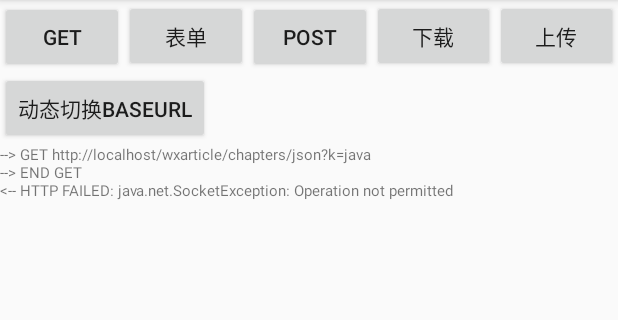
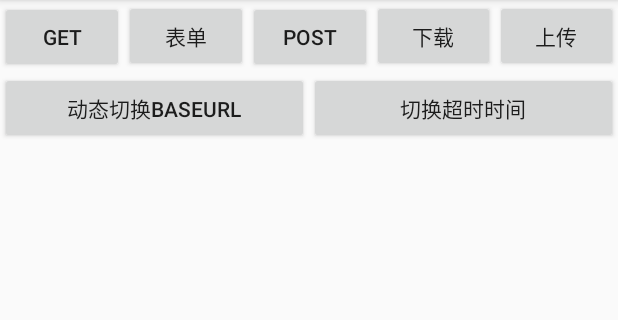
Before and after one commit to JiangHaiYang01/RxHttp, an Android app: the screen it shows after launch (MainActivity), after a tap on "动态切换BASEURL", on a phone screen of 412 x 824 dp, the part 84-404 px from its top. Run offline under Robolectric (Android 15) with nearby library versions, the phone set to English and light mode, and no system bars; libraries missing offline, so code that uses them is left out: com.franmontiel.persistentcookiejar; network calls fail; 2 statements that could not run were skipped; 3 other taps on this screen came first.

Commit message:
动态修改timeout

```diff
--- a/app/src/main/java/com/allens/rxhttp/MainActivity.kt
+++ b/app/src/main/java/com/allens/rxhttp/MainActivity.kt
@@ -36,9 +36,9 @@ class MainActivity : AppCompatActivity(), CoroutineScope by MainScope(),
             .isLog(true)  //是否打印log
             .level(HttpLevel.BODY)      //日志级别
             .addLogInterceptorListener(this) //日志拦截器的日志信息
-            .writeTimeout(10)  //超时
-            .readTimeout(10)
-            .connectTimeout(10)
+            .writeTimeout(9)  //超时
+            .readTimeout(9)
+            .connectTimeout(9)
             .retryOnConnectionFailure(true)//是否重试
             .addFactoryListener(object : OnFactoryListener {
                 //添加自定义的 Converter.Factory
@@ -80,6 +80,11 @@ class MainActivity : AppCompatActivity(), CoroutineScope by MainScope(),
         btn_change_base_url.setOnClickListener {
             log.text = ""
             changeUrlRequest()
+        }
+
+        btn_change_time_out.setOnClickListener {
+            log.text = ""
+            changeTimeOutRequest()
         }
     }
 
@@ -125,7 +130,7 @@ class MainActivity : AppCompatActivity(), CoroutineScope by MainScope(),
         launch {
             rxHttp
                 .create()
-                .changeBaseUrl("http://localhost")
+                .dynamicBaseUrl("http://localhost")
                 .addParameter("k", "java")
                 .doGet(parameter = "wxarticle/chapters/json", tClass = TestBean::class.java)
                 .result({
@@ -135,6 +140,27 @@ class MainActivity : AppCompatActivity(), CoroutineScope by MainScope(),
                     Log.i(TAG, "error ${Thread.currentThread().name} info ${it.toString()} ")
 //                    log.text = it.toString()
                 })
+        }
+    }
+  private fun changeTimeOutRequest() {
+        launch {
+            rxHttp
+                .create()
+                .dynamicConnectTimeOut(100)
+                .dynamicReadTimeOut(100)
+                .dynamicWriteTimeOut(100)
+                .addParameter("title", "123456")
+                .addParameter("author", "123456")
+                .addParameter("link", "123456")
+                .doBody("lg/collect/add/json", TestBean::class.java)
+                .result(
+                    {
+//                        log.text = it.toString()
+                    },
+                    {
+//                        log.text = it.message.toString()
+                    }
+                )
         }
     }
 
@@ -156,6 +182,6 @@ class MainActivity : AppCompatActivity(), CoroutineScope by MainScope(),
     }
 
     override fun onLogInterceptorInfo(message: String) {
-        log.append(message + "\n")
+//        log.append(message + "\n")
     }
 }
--- a/app/src/main/res/layout/activity_main.xml
+++ b/app/src/main/res/layout/activity_main.xml
@@ -48,18 +48,32 @@
             android:text="@string/param_upload" />
     </LinearLayout>
 
+    <LinearLayout
+        android:layout_width="match_parent"
+        android:layout_height="wrap_content"
+        android:orientation="horizontal">
 
-    <androidx.appcompat.widget.AppCompatButton
-        android:id="@+id/btn_change_base_url"
-        android:layout_width="wrap_content"
-        android:layout_height="wrap_content"
-        android:text="@string/param_change_base_url" />
+        <androidx.appcompat.widget.AppCompatButton
+            android:id="@+id/btn_change_base_url"
+            android:layout_width="0dp"
+            android:layout_weight="1"
+            android:layout_height="wrap_content"
+            android:text="@string/param_change_base_url" />
+
+        <androidx.appcompat.widget.AppCompatButton
+            android:id="@+id/btn_change_time_out"
+            android:layout_width="0dp"
+            android:layout_weight="1"
+            android:layout_height="wrap_content"
+            android:text="@string/param_change_time_out" />
+    </LinearLayout>
+
 
     <TextView
-        android:textSize="10sp"
-        android:scrollbars="vertical"
         android:id="@+id/log"
         android:layout_width="match_parent"
         android:layout_height="0dp"
-        android:layout_weight="1" />
+        android:layout_weight="1"
+        android:scrollbars="vertical"
+        android:textSize="10sp" />
 </LinearLayout>
--- a/app/src/main/res/values/strings.xml
+++ b/app/src/main/res/values/strings.xml
@@ -6,4 +6,5 @@
     <string name="param_upload">上传</string>
     <string name="param_change_base_url">动态切换BaseURL</string>
     <string name="param_form">表单</string>
+    <string name="param_change_time_out">切换超时时间</string>
 </resources>
--- a/build.gradle
+++ b/build.gradle
@@ -8,7 +8,7 @@ buildscript {
 
     }
     dependencies {
-        classpath 'com.android.tools.build:gradle:3.6.3'
+        classpath 'com.android.tools.build:gradle:4.1.0'
         classpath "org.jetbrains.kotlin:kotlin-gradle-plugin:$kotlin_version"
 
         // NOTE: Do not place your application dependencies here; they belong
--- a/lib_http-coroutine/config.gradle
+++ b/lib_http-coroutine/config.gradle
@@ -4,10 +4,10 @@ ext {
 
         implementation 'com.google.code.gson:gson:2.8.6'
         //retrofit
-        implementation "com.squareup.retrofit2:retrofit:2.8.2"
+        implementation "com.squareup.retrofit2:retrofit:2.9.0"
         // Coroutines
-        implementation 'org.jetbrains.kotlinx:kotlinx-coroutines-core:1.3.4'
-        implementation 'org.jetbrains.kotlinx:kotlinx-coroutines-android:1.3.4'
+        implementation 'org.jetbrains.kotlinx:kotlinx-coroutines-core:1.3.7'
+        implementation 'org.jetbrains.kotlinx:kotlinx-coroutines-android:1.3.7'
         //interceptor
         implementation "com.squareup.okhttp3:logging-interceptor:4.4.0"
         //cookie
--- a/lib_http-coroutine/src/main/java/com/allens/lib_http2/download/utils/FileTool.kt
+++ b/lib_http-coroutine/src/main/java/com/allens/lib_http2/download/utils/FileTool.kt
@@ -39,7 +39,7 @@ object FileTool {
         try {
             if (filePath == null) {
                 if (HttpConfig.isLog)
-                    RxHttpLogTool.i(TAG, "mkdirs file [$savePath]  error")
+                    RxHttpLogTool.i("mkdirs file [$savePath]  error")
                 withContext(Dispatchers.Main) {
                     loadListener.onDownLoadError(key, Throwable("mkdirs file [$savePath]  error"))
                 }
--- a/lib_http-coroutine/src/main/java/com/allens/lib_http2/interceptor/CacheInterceptor.kt
+++ b/lib_http-coroutine/src/main/java/com/allens/lib_http2/interceptor/CacheInterceptor.kt
@@ -35,7 +35,6 @@ internal class CacheInterceptor(private val context: Context) : Interceptor {
                 }
             }
             RxHttpLogTool.i(
-                RxHttp.TAG,
                 "http---->  无网络 离线缓存 " + if (time != HttpConfig.cacheNoNetworkTimeOut) {
                     "无限时请求有网请求好的数据"
                 } else {
--- a/lib_http-coroutine/src/main/java/com/allens/lib_http2/interceptor/CacheNetworkInterceptor.kt
+++ b/lib_http-coroutine/src/main/java/com/allens/lib_http2/interceptor/CacheNetworkInterceptor.kt
@@ -35,7 +35,6 @@ internal class CacheNetworkInterceptor : Interceptor {
             }
         }
         RxHttpLogTool.i(
-            RxHttp.TAG,
             "http---->  addNetworkInterceptor " + if (time == 0) {
                 "每次都请求实时数据"
             } else {
--- /dev/null
+++ b/lib_http-coroutine/src/main/java/com/allens/lib_http2/interceptor/DynamicBaseUrlInterceptor.kt
@@ -0,0 +1,67 @@
+package com.allens.lib_http2.interceptor
+
+import android.util.Log
+import com.allens.lib_http2.tools.RequestBuilder
+import okhttp3.HttpUrl
+import okhttp3.Interceptor
+import okhttp3.Response
+import java.net.URL
+
+// 动态修改baseUrl
+object DynamicBaseUrlInterceptor : Interceptor {
+    override fun intercept(chain: Interceptor.Chain): Response {
+
+        var request = chain.request()
+        val headers = request.headers
+
+        if (headers.size > 0) {
+            headers.forEach {
+                when (it.first) {
+                    RequestBuilder.DYNAMIC_URL -> {
+                        val httpUrl = request.url
+                        val newBuilder = httpUrl.newBuilder()
+                        checkBaseUrl(it, newBuilder)
+                        setNewHost(it, newBuilder)
+                        request = request.newBuilder()
+                            .removeHeader(RequestBuilder.DYNAMIC_URL)
+                            .url(newBuilder.build())
+                            .build()
+                        return chain.proceed(request)
+                    }
+                }
+            }
+        }
+        return chain.proceed(request)
+    }
+
+    private fun setNewHost(
+        it: Pair<String, String>,
+        newBuilder: HttpUrl.Builder
+    ) {
+        try {
+            val url = URL(it.second)
+            val domain: String = url.host
+            newBuilder.host(domain)
+        } catch (throwable: Throwable) {
+            throw  Throwable("${it.second} is invalid base url ,please check this base url")
+        }
+    }
+
+    private fun checkBaseUrl(
+        it: Pair<String, String>,
+        newBuilder: HttpUrl.Builder
+    ) {
+        when {
+            it.second.startsWith("https") -> {
+                newBuilder.scheme("https")
+            }
+            it.second.startsWith("http") -> {
+                newBuilder.scheme("http")
+            }
+            else -> {
+                throw Throwable("${it.second} is not https or http , please check this base url")
+            }
+        }
+    }
+
+}
--- /dev/null
+++ b/lib_http-coroutine/src/main/java/com/allens/lib_http2/interceptor/DynamicTimeoutInterceptor.kt
@@ -0,0 +1,67 @@
+package com.allens.lib_http2.interceptor
+
+import com.allens.lib_http2.tools.RequestBuilder
+import com.allens.lib_http2.tools.RxHttpLogTool
+import okhttp3.Interceptor
+import okhttp3.Response
+import java.util.concurrent.TimeUnit
+
+
+//动态设置接口请求超时时间
+object DynamicTimeoutInterceptor : Interceptor {
+    override fun intercept(chain: Interceptor.Chain): Response {
+        val request = chain.request()
+        val headers = request.headers
+
+        var connectTimeOut = false
+        var writeTimeOut = false
+        var readTimeOut = false
+        var newChain = chain
+        if (headers.size > 0) {
+
+            headers.forEach {
+                when (it.first) {
+                    RequestBuilder.DYNAMIC_READ_TIME_OUT -> {
+                        check(it.second)
+                        readTimeOut = true
+                        RxHttpLogTool.i("修改 read time out ${it.second.toInt()}")
+                        newChain =
+                            newChain.withReadTimeout(it.second.toInt(), TimeUnit.MILLISECONDS)
+                    }
+                    RequestBuilder.DYNAMIC_WRITE_TIME_OUT -> {
+                        check(it.second)
+                        writeTimeOut = true
+                        RxHttpLogTool.i("修改 write time out ${it.second.toInt()}")
+                        newChain =
+                            newChain.withWriteTimeout(it.second.toInt(), TimeUnit.MILLISECONDS)
+                    }
+                    RequestBuilder.DYNAMIC_CONNECT_TIME_OUT -> {
+                        check(it.second)
+                        connectTimeOut = true
+                        RxHttpLogTool.i("修改 connect time out ${it.second.toInt()}")
+                        newChain =
+                            newChain.withConnectTimeout(it.second.toInt(), TimeUnit.MILLISECONDS)
+                    }
+                }
+            }
+        }
+        val newBuilder = request.newBuilder()
+        if (readTimeOut) {
+            newBuilder.removeHeader(RequestBuilder.DYNAMIC_READ_TIME_OUT)
+        }
+        if (connectTimeOut) {
+            newBuilder.removeHeader(RequestBuilder.DYNAMIC_CONNECT_TIME_OUT)
+        }
+        if (writeTimeOut) {
+            newBuilder.removeHeader(RequestBuilder.DYNAMIC_WRITE_TIME_OUT)
+        }
+        return newChain.proceed(newBuilder.build())
+    }
+
+    private fun check(timeout: String) {
+        if (timeout.toLong() < 0) {
+            throw Throwable("time out must over 0 ,please check DynamicTimeout")
+        }
+    }
+
+}
--- a/lib_http-coroutine/src/main/java/com/allens/lib_http2/interceptor/HeardInterceptor.kt
+++ b/lib_http-coroutine/src/main/java/com/allens/lib_http2/interceptor/HeardInterceptor.kt
@@ -14,7 +14,7 @@ object HeardInterceptor {
             val request = chain.request()
             val builder: Request.Builder = request.newBuilder()
             for ((key, value) in map.entries) {
-                RxHttpLogTool.i(RxHttp.TAG, "http----> add heard [key]:$key [value]:$value ")
+                RxHttpLogTool.i( "http----> add heard [key]:$key [value]:$value ")
                 builder.addHeader(key, value)
             }
             chain.proceed(builder.build())
--- a/lib_http-coroutine/src/main/java/com/allens/lib_http2/interceptor/HostSelectionInterceptor.kt
+++ /dev/null
@@ -1,54 +0,0 @@
-package com.allens.lib_http2.interceptor
-
-import android.util.Log
-import com.allens.lib_http2.tools.RequestBuilder
-import okhttp3.Interceptor
-import okhttp3.Response
-import java.net.URL
-
-class HostSelectionInterceptor : Interceptor {
-    override fun intercept(chain: Interceptor.Chain): Response {
-
-        var request = chain.request()
-        val headers = request.headers
-        return if (headers.size > 0) {
-            for (info in headers) {
-                if (info.first == RequestBuilder.CHANGE_URL) {
-                    val httpUrl = request.url
-                    val newBuilder = httpUrl.newBuilder()
-
-                    when {
-                        info.second.startsWith("https") -> {
-                            newBuilder.scheme("https")
-                        }
-                        info.second.startsWith("http") -> {
-                            newBuilder.scheme("http")
-                        }
-                        else -> {
-                            throw Throwable("${info.second} is not https or http , please check this base url")
-                        }
-                    }
-
-                    try {
-                        val url = URL(info.second)
-                        val domain: String = url.host
-                        newBuilder.host(domain)
-                    } catch (throwable: Throwable) {
-                        throw  Throwable("${info.second} is invalid base url ,please check this base url")
-                    }
-
-
-                    request = request.newBuilder()
-                        .removeHeader(RequestBuilder.CHANGE_URL)
-                        .url(newBuilder.build())
-                        .build()
-                    return chain.proceed(request)
-                }
-            }
-            chain.proceed(request)
-        } else {
-            chain.proceed(request)
-        }
-    }
-
-}
--- a/lib_http-coroutine/src/main/java/com/allens/lib_http2/interceptor/LogInterceptor.kt
+++ b/lib_http-coroutine/src/main/java/com/allens/lib_http2/interceptor/LogInterceptor.kt
@@ -25,7 +25,7 @@ object LogInterceptor {
                         return
                     }
                 }
-                RxHttpLogTool.i(RxHttp.TAG, "http----> $message ")
+                RxHttpLogTool.i( "http----> $message ")
                 if (HttpConfig.isLog)
                     HttpConfig.logListener?.onLogInterceptorInfo(message)
             }
--- a/lib_http-coroutine/src/main/java/com/allens/lib_http2/manager/HttpManager.kt
+++ b/lib_http-coroutine/src/main/java/com/allens/lib_http2/manager/HttpManager.kt
@@ -73,11 +73,16 @@ object HttpManager {
 
 
         //动态替换BaseURL
-        okHttpBuilder.addInterceptor(HostSelectionInterceptor())
+        okHttpBuilder.addInterceptor(DynamicBaseUrlInterceptor)
+        //动态替换连接超时
+        okHttpBuilder.addInterceptor(DynamicTimeoutInterceptor)
 
+        //添加日志拦截器
         if (HttpConfig.isLog)
             okHttpBuilder.addInterceptor(LogInterceptor.register(HttpConfig.level))
         val map = HttpConfig.heardMap
+
+        //添加请求头
         if (!map.isNullOrEmpty()) {
             okHttpBuilder.addInterceptor(HeardInterceptor.register(map))
         }
@@ -123,21 +128,21 @@ object HttpManager {
         callAdapterFactorySet?.forEach {
             try {
                 client.addCallAdapterFactory(it)
-                RxHttpLogTool.i(RxHttp.TAG, "addCallAdapterFactory $it")
+                RxHttpLogTool.i( "addCallAdapterFactory $it")
             } catch (throwable: Throwable) {
-                RxHttpLogTool.i(RxHttp.TAG, "add factory failed ${throwable.message}")
+                RxHttpLogTool.i( "add factory failed ${throwable.message}")
             }
         }
 
 
         val converterFactorySet = HttpConfig.onFactoryListener?.addConverterFactory()
-        RxHttpLogTool.i(RxHttp.TAG, "converterFactorySet size  ${converterFactorySet?.size}")
+        RxHttpLogTool.i( "converterFactorySet size  ${converterFactorySet?.size}")
         converterFactorySet?.forEach {
             try {
                 client.addConverterFactory(it)
-                RxHttpLogTool.i(RxHttp.TAG, "addConverterFactory $it")
+                RxHttpLogTool.i( "addConverterFactory $it")
             } catch (throwable: Throwable) {
-                RxHttpLogTool.i(RxHttp.TAG, "add converterFactory failed ${throwable.message}")
+                RxHttpLogTool.i( "add converterFactory failed ${throwable.message}")
             }
         }
         return client
--- a/lib_http-coroutine/src/main/java/com/allens/lib_http2/tools/RequestBuilder.kt
+++ b/lib_http-coroutine/src/main/java/com/allens/lib_http2/tools/RequestBuilder.kt
@@ -20,6 +20,7 @@ import okhttp3.RequestBody.Companion.asRequestBody
 import okhttp3.RequestBody.Companion.toRequestBody
 import java.io.File
 import java.util.*
+import java.util.concurrent.TimeUnit
 
 
 class RequestBuilder {
@@ -30,7 +31,12 @@ class RequestBuilder {
 
 
     companion object {
-        val CHANGE_URL = Build.BRAND + "_" + Build.MODEL + "_" + "CHANGE_URL"
+        val DYNAMIC_URL = Build.BRAND + "_" + Build.MODEL + "_" + "DYNAMIC_URL"
+        val DYNAMIC_CONNECT_TIME_OUT =
+            Build.BRAND + "_" + Build.MODEL + "_" + "DYNAMIC_CONNECT_TIME_OUT"
+        val DYNAMIC_WRITE_TIME_OUT =
+            Build.BRAND + "_" + Build.MODEL + "_" + "DYNAMIC_WRITE_TIME_OUT"
+        val DYNAMIC_READ_TIME_OUT = Build.BRAND + "_" + Build.MODEL + "_" + "DYNAMIC_READ_TIME_OUT"
     }
 
     private var handler: Handler? = null
@@ -38,7 +44,6 @@ class RequestBuilder {
     //添加请求头
     fun addHeard(key: String, value: String): RequestBuilder {
         heard[key] = value
-
         return this
     }
 
@@ -48,12 +53,40 @@ class RequestBuilder {
         return this
     }
 
-    //切换请求的地址
-    fun changeBaseUrl(url: String): RequestBuilder {
-        addHeard(CHANGE_URL, url)
+    /***
+     * 动态切换请求的地址
+     * 这里的heard 会在 [com.allens.lib_http2.interceptor.DynamicBaseUrlInterceptor] 中进行判断 然后删除
+     */
+    fun dynamicBaseUrl(url: String): RequestBuilder {
+        addHeard(DYNAMIC_URL, url)
         return this
     }
 
+    /***
+     * 动态切换connect time [timeout] 毫秒单位
+     */
+    fun dynamicConnectTimeOut(timeout: Int): RequestBuilder {
+        addHeard(DYNAMIC_CONNECT_TIME_OUT, timeout.toString())
+        return this
+    }
+
+    /***
+     * 动态切换write time [timeout] 毫秒单位
+     */
+    fun dynamicWriteTimeOut(timeout: Int): RequestBuilder {
+        addHeard(DYNAMIC_WRITE_TIME_OUT, timeout.toString())
+        return this
+    }
+
+    /***
+     * 动态切换read time [timeout] 毫秒单位
+     * 这里的heard 会在 [com.allens.lib_http2.interceptor.DynamicTimeoutInterceptor] 中进行判断 然后删除
+     * 不会正在的请求中触发
+     */
+    fun dynamicReadTimeOut(timeout: Int): RequestBuilder {
+        addHeard(DYNAMIC_READ_TIME_OUT, timeout.toString())
+        return this
+    }
 
     //添加上传的文件
     fun addFile(key: String, file: File): RequestBuilder {
@@ -73,7 +106,7 @@ class RequestBuilder {
     ): HttpResult<T> {
         return executeResponse(
             {
-                val baseUrl = HttpManager.retrofit.baseUrl().toUrl().toString()
+                val baseUrl = HttpManager.retrofit.baseUrl().toString()
                 var getUrl: String = baseUrl + parameter
                 if (map.size > 0) {
                     val param: String = UrlTool.prepareParam(map)
@@ -181,7 +214,6 @@ class RequestBuilder {
     }
 
 
-
     private suspend fun <T : Any> doUpload(url: String, tClass: Class<T>): HttpResult<T> {
         return executeResponse({
             HttpManager.getServiceFromDownLoadOrUpload(ApiService::class.java)
--- a/lib_http-coroutine/src/main/java/com/allens/lib_http2/tools/RxHttpLogTool.kt
+++ b/lib_http-coroutine/src/main/java/com/allens/lib_http2/tools/RxHttpLogTool.kt
@@ -6,9 +6,9 @@ import com.allens.lib_http2.config.HttpConfig
 
 object RxHttpLogTool {
 
-    fun i(tag: String, info: String) {
+    fun i( info: String) {
         if (HttpConfig.isLog) {
-            Log.i(tag, info)
+            Log.i(RxHttp.TAG, info)
         }
     }
 }
```
Also changed, not shown: app/build.gradle (+8 -15 lines), lib_http-coroutine/src/main/java/com/allens/lib_http2/download/DownLoadManager.kt (+5 -6 lines), lib_http-coroutine/src/main/java/com/allens/lib_http2/interceptor/ReceivedCookieInterceptor.kt (+7 -7 lines), gradle/wrapper/gradle-wrapper.properties.
